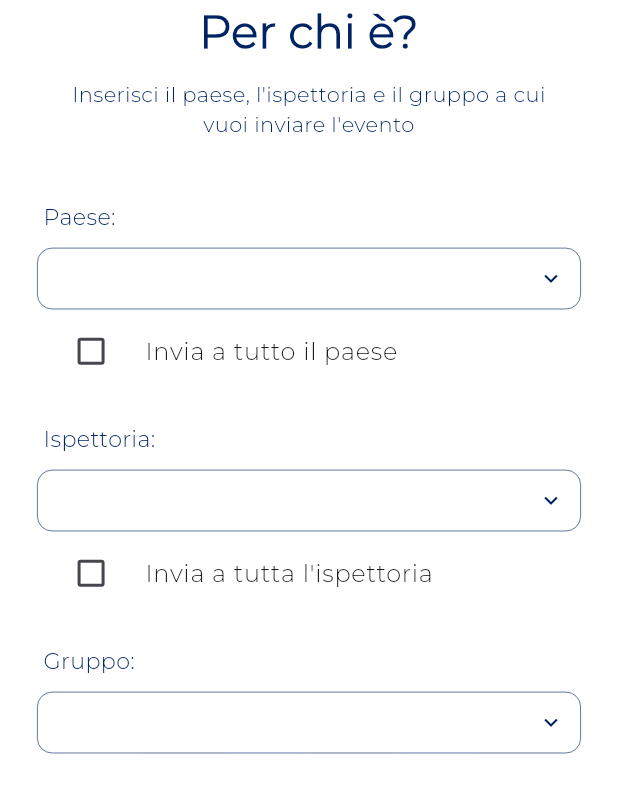
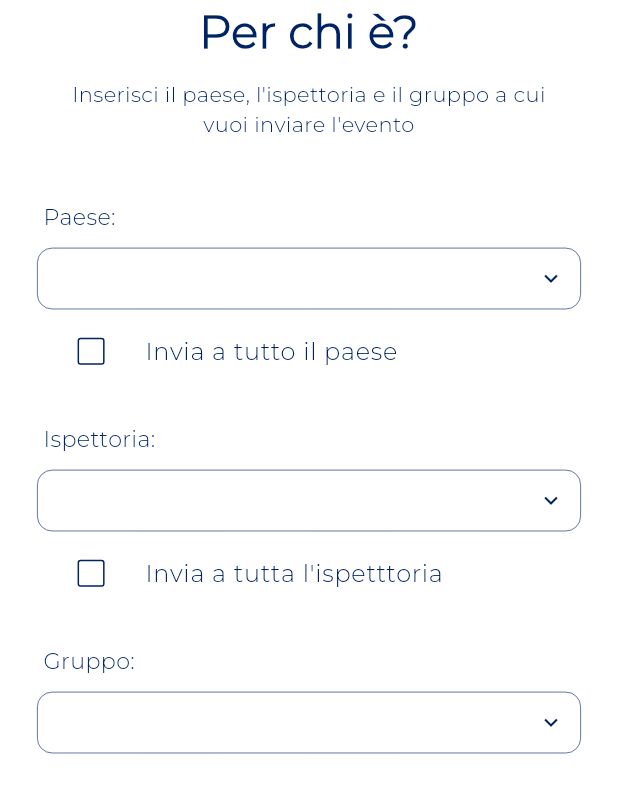
Before and after one commit to Geremia98/MGSApp, a Flutter app: the EventTargetGroupStage widget shown alone on an empty page, opened directly with empty values, on a phone screen of 412 x 824 dp. Shown: the top 793 px of the screen. Run offline on Flutter 3.47's test engine with Material 3 defaults, Android fonts, the phone set to English and light mode, and no system bars; our stand-ins replace cloud_firestore, cloud_functions, dotted_border, firebase_auth, firebase_core, firebase_storage and 4 more; missing offline and left inert: flutter_stripe; accounts and stored records are empty; project files that could hold a hidden picture were left out.

Commit message:
Fix bug assortiti (#9)
* Traduci testo inglese

* Fix bug of dark theme

* Update all_events_screen.dart

* Fix border of filter button row

* Fix description character limit

* Fix + more code

* Fix price input

* allow comma in the input price

* Add check for age input in event creation

* Update text_field.dart

* Set maximum age possible

* Refactor to reduce code duplication

* Fix display error behavior

* Revert "Fix display error behavior"

This reverts commit 364b779199bdc0f2b20845f2ece9a119575839c0.

* Update event_end_stage.dart

* Update event_end_stage.dart

* Add logic

* Improvement

* Add logic

* Fix limit in report bug screen

* Address comment

* Put the box on the left

* Fix error message putting it outside of the container when inserting age

* Improve screen

* Validate Posta button only when all the form are filled

* Fix dark mode in target group screen

* Fix merge shit

```diff
--- a/lib/screens/add_event/stages/event_target_group_stage.dart
+++ b/lib/screens/add_event/stages/event_target_group_stage.dart
@@ -65,9 +65,17 @@ class _EventTargetGroupStageState extends State<EventTargetGroupStage> {
                 title: 'Paese:',
               ),
               CheckboxListTile(
-                title: const Text('Invia a tutto il paese'),
+                title: Text(
+                  'Invia a tutto il paese',
+                  style: TextStyle(
+                    color: appConfig.getTheme().secondaryHeaderColor,
+                  ),
+                ),
                 value: isCountryBroadcast,
                 controlAffinity: ListTileControlAffinity.leading,
+                side: BorderSide(
+                  color: appConfig.getTheme().secondaryHeaderColor,
+                ),
                 onChanged: (value) {
                   setState(() {
                     isCountryBroadcast = value!;
@@ -93,9 +101,17 @@ class _EventTargetGroupStageState extends State<EventTargetGroupStage> {
                 isEnable: !isCountryBroadcast,
               ),
               CheckboxListTile(
-                title: const Text('Invia a tutta l\'ispettoria'),
+                title: Text(
+                  'Invia a tutta l\'ispetttoria',
+                  style: TextStyle(
+                    color: appConfig.getTheme().secondaryHeaderColor,
+                  ),
+                ),
                 value: isIspettoriaBroadcast,
                 controlAffinity: ListTileControlAffinity.leading,
+                side: BorderSide(
+                  color: appConfig.getTheme().secondaryHeaderColor,
+                ),
                 onChanged: (value) {
                   setState(() {
                     isIspettoriaBroadcast = value!;
--- a/lib/widgets/text_field.dart
+++ b/lib/widgets/text_field.dart
@@ -28,6 +28,7 @@ Widget buildTextField(
   bool enabled = true,
   int maxLength = 100,
   List<TextInputFormatter>? inputFormatters,
+  FocusNode? focusNode,
 }) {
   labelColor ??= Colors.grey;
   iconColor ??= Colors.grey;
@@ -60,6 +61,7 @@ Widget buildTextField(
       SizedBox(
         //height: maxLines == 1 ? showError ? appConfig.getHeight() * 8 : appConfig.getHeight() * 5 : appConfig.getHeight() * 15,
         child: TextFormField(
+          focusNode: focusNode,
           keyboardType: textInputType,
           validator: validator,
           enabled: enabled,
```
Also changed, not shown: lib/screens/add_event/stages/event_end_stage.dart (+9 -9 lines), lib/screens/add_event/stages/event_target_person.dart (+77 -36 lines).
